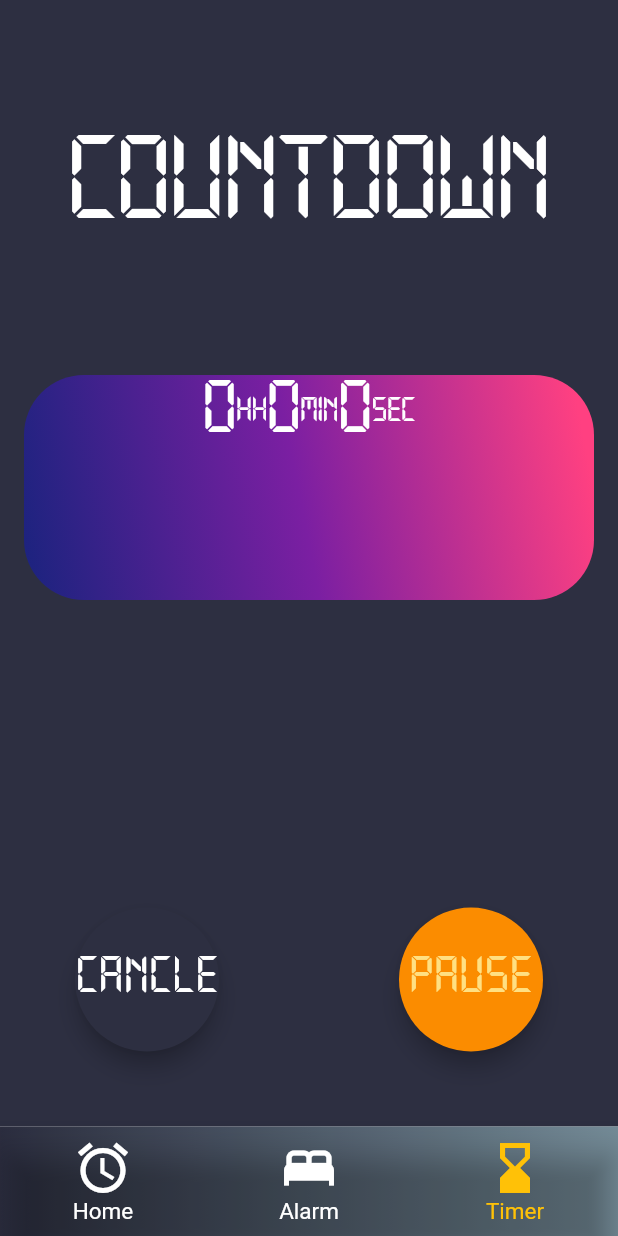
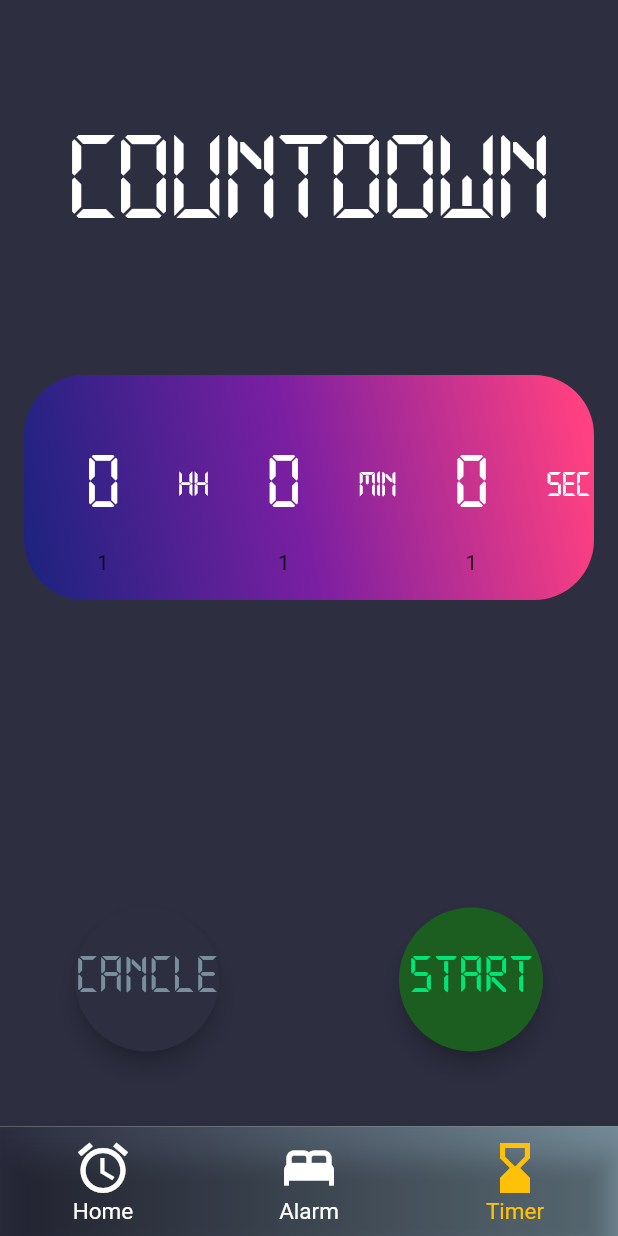
Before and after one commit to PoonwannadoCoding/Planner-app, a Flutter app: the screen it shows after launch, item 3 of the bottom bar chosen, after a tap on "START", on a phone screen of 412 x 824 dp. Run offline on Flutter 3.47's test engine with Material 2 defaults, Android fonts, the phone set to English and light mode, and no system bars; drawn by our look-alikes of numberpicker; our stand-ins replace calendar_timeline, percent_indicator; missing offline and left inert: clock_loader, slide_digital_clock.

Commit message:
complete the function for countdown have to add the song and fix the size of the text

```diff
--- a/lib/main.dart
+++ b/lib/main.dart
@@ -1,4 +1,3 @@
-import 'package:calendar_timeline/calendar_timeline.dart';
 import 'package:flutter/material.dart';
 import 'package:flutter/services.dart';
 import 'package:planner_app/home_screen.dart';
@@ -112,5 +111,4 @@ class _MyHomePageState extends State<MyHomePage>{
         )
     );
   }
-
 }
--- a/lib/timer.dart
+++ b/lib/timer.dart
@@ -1,3 +1,5 @@
+import 'dart:async';
+
 import 'package:flutter/cupertino.dart';
 import 'package:flutter/material.dart';
 import 'package:numberpicker/numberpicker.dart';
@@ -11,10 +13,44 @@ class TimerScreen extends StatefulWidget {
 }
 
 class timerPageState extends State<TimerScreen>{
-  int hour = 0;
-  int minuite = 0;
-  int second = 0;
+  Timer? countdownTimer;
+  static int hour = 0;
+  static int minuite = 0;
+  static int second = 0;
   int isPushed = 0;
+
+
+  Duration count_down_duration = Duration(hours: hour, minutes: minuite, seconds: second);
+  @override
+  void initState(){
+    super.initState();
+  }
+
+  void startTimer(){
+    countdownTimer = Timer.periodic(const Duration(seconds: 1), (_) => setContDown());
+  }
+
+  void stopTimer(){
+    setState(() => countdownTimer!.cancel());
+  }
+
+  void resetTimer(){
+    stopTimer();
+    setState(() => count_down_duration = const Duration());
+  }
+
+  void setContDown(){
+    final reduceSecondsBy = 1;
+    setState(() {
+      final seconds = count_down_duration.inSeconds - reduceSecondsBy;
+      if (count_down_duration.inSeconds == 0){
+        stopTimer();
+        isPushed = 0;
+      } else {
+        count_down_duration = Duration(seconds: seconds);
+      }
+    });
+  }
 
 
   static const TextStyle optionStyle =
@@ -34,7 +70,7 @@ class timerPageState extends State<TimerScreen>{
             // mainAxisAlignment: MainAxisAlignment.center,
             children: [
               Container(
-                margin: EdgeInsets.only(top: 85),
+                margin: const EdgeInsets.only(top: 85),
                 child: const Text(
                   "COUNTDOWN",
                   style: TextStyle(
@@ -96,7 +132,7 @@ class timerPageState extends State<TimerScreen>{
                                       fontSize: 50
                                   ),
                                 ):
-                                    Text(hour.toString(),
+                                    Text(count_down_duration.inHours.toString(),
                                     style: const TextStyle(
                                         fontFamily: 'Technology',
                                         fontSize: 50,
@@ -135,7 +171,7 @@ class timerPageState extends State<TimerScreen>{
                                       fontSize: 50
                                   ),
                                 ):
-                                Text(minuite.toString(),
+                                Text(count_down_duration.inMinutes.toString(),
                                   style: const TextStyle(
                                       fontFamily: 'Technology',
                                       fontSize: 50,
@@ -173,7 +209,7 @@ class timerPageState extends State<TimerScreen>{
                                       fontSize: 50
                                   ),
                                 ):
-                                Text(second.toString(),
+                                Text(count_down_duration.inSeconds.toString(),
                                   style: const TextStyle(
                                       fontFamily: 'Technology',
                                       fontSize: 50,
@@ -213,6 +249,7 @@ class timerPageState extends State<TimerScreen>{
                           onPressed: (){
                             setState(() {
                               isPushed = 0;
+                              resetTimer();
                             });
                           },
                           backgroundColor: Color(0xFF2D2F41),
@@ -242,17 +279,24 @@ class timerPageState extends State<TimerScreen>{
                               (){
                             setState(() {
                               isPushed = 2;
+                              count_down_duration = Duration(hours: hour, minutes: minuite, seconds: second);
+                              startTimer();
+
                               // isPaused = false;
                             });
                           }: isPushed == 2?
                               (){setState(() {
                                 isPushed = 3;
+                                stopTimer();
+                                // startTimer();
+
                                 // isPaused = true;
                             }
                             );
                             }:
                               (){setState(() {
                             isPushed = 2;
+                            startTimer();
                             // isPaused = true;
                           }
                           );
```
